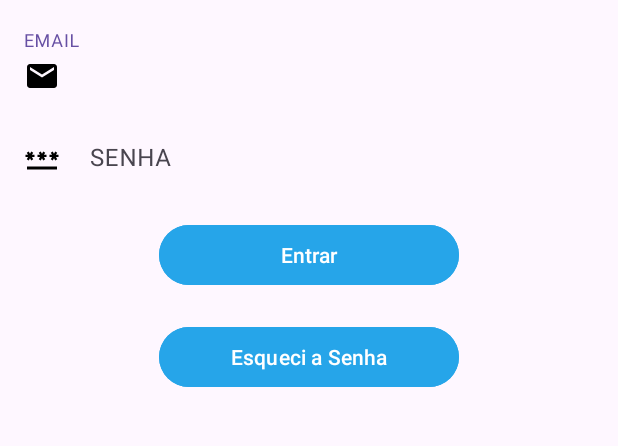
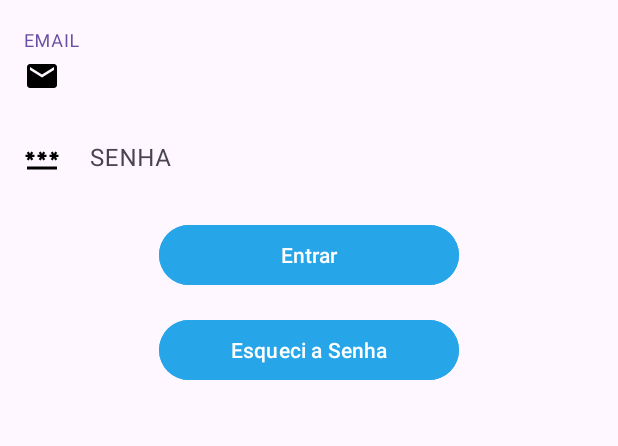
Before and after one commit to yakinrei/cesaeponto, an Android app: the screen it shows after launch (MainActivity), on a phone screen of 412 x 824 dp, the part 510-956 px from its top. Run offline under Robolectric (Android 15) with nearby library versions, the phone set to English and light mode, and no system bars; our stand-ins replace Firebase (no records; nobody signed in at launch, a user with empty details on screens opened directly).

Commit message:
margi 15

```diff
--- a/app/src/main/res/layout/activity_main.xml
+++ b/app/src/main/res/layout/activity_main.xml
@@ -90,7 +90,7 @@
                 android:layout_weight="1"
                 android:text="Esqueci a Senha"
                 android:textAlignment="center"
-                android:layout_marginTop="20dp"
+                android:layout_marginTop="15dp"
                 android:backgroundTint="#26a5e9"/>
 
         </LinearLayout>
```
